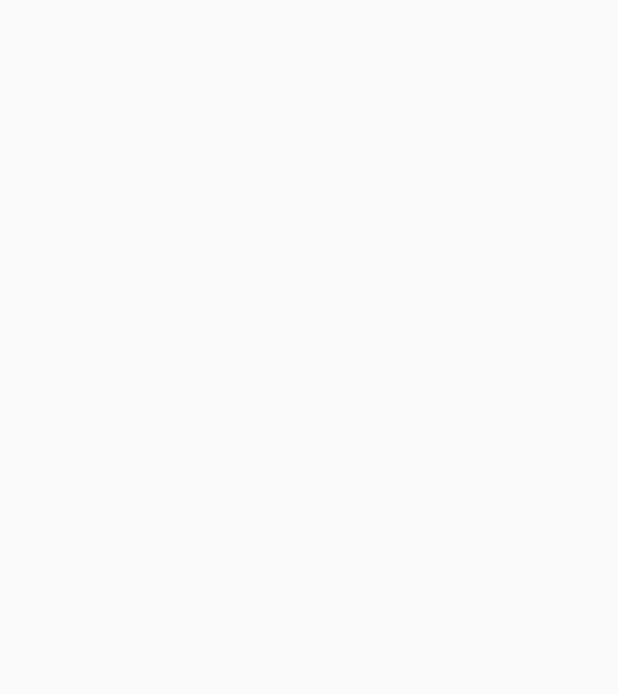
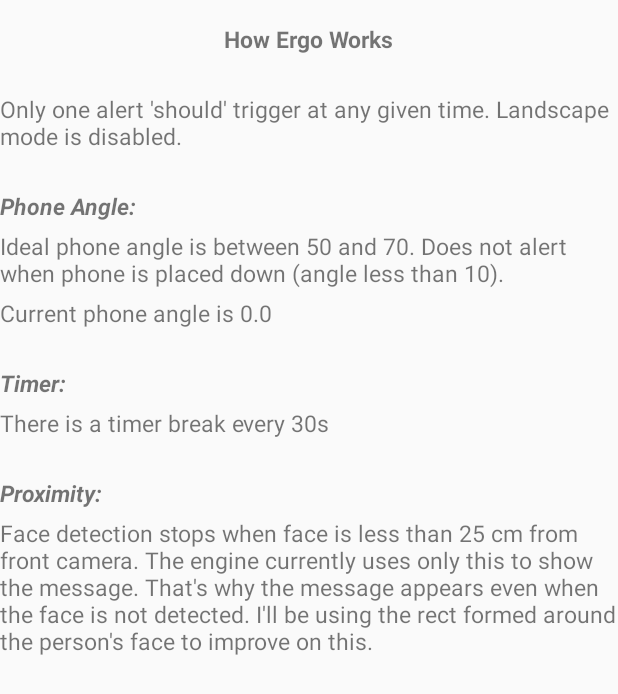
Before and after one commit to harshab85/Ergo, an Android app: the screen it shows after launch (MainActivity), on a phone screen of 412 x 824 dp. Before the commit the part shown is empty. Shown: the top 694 px of the screen. Run offline under Robolectric (Android 15) with nearby library versions, the phone set to English and light mode, and no system bars.

Commit message:
Created a baseline class

```diff
--- a/app/src/main/java/uoftprojects/ergo/MainActivity.java
+++ b/app/src/main/java/uoftprojects/ergo/MainActivity.java
@@ -3,15 +3,17 @@
 import android.app.Activity;
 import android.os.AsyncTask;
 import android.os.Bundle;
+import android.widget.TextView;
 
 import java.util.ArrayList;
 import java.util.List;
 import java.util.Timer;
 import java.util.TimerTask;
 
-import uoftprojects.ergo.alerts.engine.AlertsEngine;
+import uoftprojects.ergo.engine.AlertsEngine;
 import uoftprojects.ergo.engine.ErgoEngine;
 import uoftprojects.ergo.metrics.IMetric;
+import uoftprojects.ergo.metrics.Tilt;
 
 public class MainActivity extends Activity{
 
@@ -22,6 +24,7 @@
 
     private AlertsEngine alertsEngine = null;
 
+    private Timer timer = new Timer();
 
     @Override
     protected void onCreate(Bundle savedInstanceState) {
@@ -52,21 +55,25 @@
 
     @Override
     protected void onDestroy() {
+        timer.cancel();
         ergoEngine.unregister();
         super.onDestroy();
     }
 
+
+
     /*
-        Run a timer every 5 seconds to get metric updates
-     */
+            Run a timer every 5 seconds to get metric updates
+         */
     private void createMetricsUpdateLoop(){
-        new Timer().schedule(new TimerTask() {
+
+        timer.schedule(new TimerTask() {
             @Override
             public void run() {
                 GetUpdates getUpdates = new GetUpdates();
                 getUpdates.execute();
             }
-        }, 0, 2500);
+        }, 500, 3000);
     }
 
 
@@ -74,7 +81,17 @@
 
         @Override
         protected List<IMetric> doInBackground(String... params) {
-            IMetric tilt = ergoEngine.getTilt();
+            final IMetric tilt = ergoEngine.getTilt();
+
+            runOnUiThread(new Runnable() {
+                @Override
+                public void run() {
+                    TextView currentPhoneTilt = (TextView)findViewById(R.id.current_PhoneTilt);
+                    currentPhoneTilt.setText("Current phone angle is " + ((Tilt)tilt).getValue());
+                }
+            });
+
+
             IMetric proximity = ergoEngine.getProximity();
             IMetric startTime = ergoEngine.getStartTime();
 
--- a/app/src/main/java/uoftprojects/ergo/alerts/engine/AlertsEngine.java
+++ /dev/null
@@ -1,32 +0,0 @@
-package uoftprojects.ergo.alerts.engine;
-
-import android.app.Activity;
-
-import java.util.List;
-
-import uoftprojects.ergo.alerts.handlers.AlertsHandler;
-import uoftprojects.ergo.alerts.handlers.IHandler;
-import uoftprojects.ergo.metrics.IMetric;
-
-/**
- * Created by H on 2/22/2015.
- */
-public class AlertsEngine {
-
-    private Activity mainActivity;
-
-    public AlertsEngine(Activity mainActivity){
-        this.mainActivity = mainActivity;
-    }
-
-    public void testWithBaseLine(List<IMetric> metricsList){
-        if(metricsList != null){
-            for(IMetric metric: metricsList){
-                IHandler handler = AlertsHandler.getInstance(mainActivity).getHandler(metric.getType());
-                if(handler != null) {
-                    handler.handle(metric);
-                }
-            }
-        }
-    }
-}
--- a/app/src/main/java/uoftprojects/ergo/alerts/handlers/IHandler.java
+++ b/app/src/main/java/uoftprojects/ergo/alerts/handlers/IHandler.java
@@ -1,4 +1,6 @@
 package uoftprojects.ergo.alerts.handlers;
+
+import java.util.concurrent.locks.Lock;
 
 import uoftprojects.ergo.metrics.IMetric;
 
@@ -7,5 +9,5 @@
  */
 public interface IHandler {
 
-    public void handle(IMetric metric);
+    public boolean handle(IMetric metric);
 }
--- a/app/src/main/java/uoftprojects/ergo/alerts/handlers/ProximityHandler.java
+++ b/app/src/main/java/uoftprojects/ergo/alerts/handlers/ProximityHandler.java
@@ -1,8 +1,11 @@
 package uoftprojects.ergo.alerts.handlers;
 
 import android.app.Activity;
+import android.widget.Toast;
 
+import uoftprojects.ergo.alerts.handlers.baseline.Baseline;
 import uoftprojects.ergo.metrics.IMetric;
+import uoftprojects.ergo.metrics.Proximity;
 
 /**
  * Created by H on 2/22/2015.
@@ -26,7 +29,30 @@
     }
 
     @Override
-    public void handle(IMetric metric) {
+    public boolean handle(IMetric metric) {
 
+        Proximity proximity = null;
+        if(metric instanceof Proximity){
+            proximity = (Proximity)metric;
+        }
+        else{
+            return false;
+        }
+
+        // TODO improve using rect area
+        /*if(!proximity.didDetectFace()) {
+            Toast.makeText(activity, "Too close to face", Toast.LENGTH_SHORT).show();
+            return true;
+        }*/
+
+        if(proximity.didDetectFace()){
+            long rectArea = proximity.getRectArea();
+            if(rectArea < Baseline.MIN_RECT_AREA || rectArea > Baseline.MAX_RECT_AREA){
+                // TODO proximity alert
+                Toast.makeText(activity, "Too close to face", Toast.LENGTH_SHORT).show();
+            }
+        }
+
+        return false;
     }
 }
--- a/app/src/main/java/uoftprojects/ergo/alerts/handlers/TiltHandler.java
+++ b/app/src/main/java/uoftprojects/ergo/alerts/handlers/TiltHandler.java
@@ -5,6 +5,7 @@
 import android.os.Vibrator;
 import android.widget.Toast;
 
+import uoftprojects.ergo.alerts.handlers.baseline.Baseline;
 import uoftprojects.ergo.metrics.IMetric;
 import uoftprojects.ergo.metrics.Tilt;
 
@@ -33,27 +34,29 @@
     }
 
 
-    public void handle(IMetric metric){
+    public boolean handle(IMetric metric){
 
         Tilt tilt = null;
         if(metric instanceof Tilt){
             tilt = (Tilt)metric;
         }
         else{
-            return;
+            return false;
         }
 
         float tiltAngle = tilt.getValue();
-        if(tiltAngle > 0) {
-            long[] pattern = new long[]{100, 50};
-            if (tiltAngle < 40 || tiltAngle > 60) {
-                vibrator.vibrate(pattern, 0);
+        if(tiltAngle > Baseline.PHONE_FLAT_MAX_ANGLE) {
+            if (tiltAngle < Baseline.MIN_TILT_ANGLE || tiltAngle > Baseline.MAX_TILT_ANGLE) {
+                vibrator.vibrate(Baseline.VIBRATION_ALERT_PATTERN, 0);
                 Toast.makeText(activity, "Hold phone at the correct angle", Toast.LENGTH_SHORT).show();
+                return true;
             }
             else{
                 vibrator.cancel();
             }
         }
+
+        return false;
     }
 
 }
--- a/app/src/main/java/uoftprojects/ergo/alerts/handlers/TimerHandler.java
+++ b/app/src/main/java/uoftprojects/ergo/alerts/handlers/TimerHandler.java
@@ -3,8 +3,12 @@
 import android.app.Activity;
 import android.content.Context;
 import android.os.Vibrator;
+import android.widget.Toast;
 
+import uoftprojects.ergo.alerts.handlers.baseline.Baseline;
 import uoftprojects.ergo.metrics.IMetric;
+import uoftprojects.ergo.metrics.StartTime;
+import uoftprojects.ergo.sensors.timer.Timer;
 
 /**
  * Created by H on 2/22/2015.
@@ -30,7 +34,22 @@
 
 
     @Override
-    public void handle(IMetric metric) {
+    public boolean handle(IMetric metric) {
+        StartTime startTime = null;
+        if(metric instanceof StartTime){
+            startTime = (StartTime)metric;
+        }
+        else{
+            return false;
+        }
 
+        long currentTime = System.currentTimeMillis();
+        if((currentTime - startTime.getTime()) >= Baseline.MAX_CONTINUOUS_DEVICE_TIME) {
+            Toast.makeText(activity, "Take a break", Toast.LENGTH_LONG).show();
+            Timer.getInstance().resetStartTime();
+            return true;
+        }
+
+        return false;
     }
 }
--- /dev/null
+++ b/app/src/main/java/uoftprojects/ergo/alerts/handlers/baseline/Baseline.java
@@ -0,0 +1,20 @@
+package uoftprojects.ergo.alerts.handlers.baseline;
+
+/**
+ * Created by H on 2/24/2015.
+ */
+public final class Baseline {
+
+    // Tilt Baseline
+    public static final int MIN_TILT_ANGLE = 50;
+    public static final int MAX_TILT_ANGLE = 70;
+    public static final int PHONE_FLAT_MAX_ANGLE = 10;
+    public static final long[] VIBRATION_ALERT_PATTERN = new long[]{500, 50};
+
+    // Timer Baseline
+    public static final long MAX_CONTINUOUS_DEVICE_TIME = 30000;
+
+    // Proximity Baseline
+    public static final long MIN_RECT_AREA = 0;
+    public static final long MAX_RECT_AREA = 0;
+}
--- /dev/null
+++ b/app/src/main/java/uoftprojects/ergo/engine/AlertsEngine.java
@@ -0,0 +1,51 @@
+package uoftprojects.ergo.engine;
+
+import android.app.Activity;
+
+import java.util.List;
+
+import uoftprojects.ergo.alerts.handlers.AlertsHandler;
+import uoftprojects.ergo.alerts.handlers.IHandler;
+import uoftprojects.ergo.metrics.IMetric;
+
+/**
+ * Created by H on 2/22/2015.
+ */
+public class AlertsEngine {
+
+    private Activity mainActivity;
+
+    private static IMetric.MetricType currentAlert_MetricType = null;
+
+    public AlertsEngine(Activity mainActivity){
+        this.mainActivity = mainActivity;
+    }
+
+    public void testWithBaseLine(List<IMetric> metricsList){
+        if(metricsList != null){
+            for(IMetric metric: metricsList){
+
+                if(currentAlert_MetricType != null ){
+                    if(metric.getType() != currentAlert_MetricType){
+                        continue;
+                    }
+                }
+
+                handleCurrentAlert(metric);
+            }
+        }
+    }
+
+    private void handleCurrentAlert(IMetric metric){
+        IHandler handler = AlertsHandler.getInstance(mainActivity).getHandler(metric.getType());
+        if(handler != null) {
+            boolean isAlertTriggered = handler.handle(metric);
+            if(isAlertTriggered){
+                currentAlert_MetricType = metric.getType();
+            }
+            else{
+                currentAlert_MetricType = null;
+            }
+        }
+    }
+}
--- a/app/src/main/java/uoftprojects/ergo/metrics/Proximity.java
+++ b/app/src/main/java/uoftprojects/ergo/metrics/Proximity.java
@@ -6,8 +6,14 @@
 public class Proximity implements IMetric {
 
     private boolean didDetectFace;
+    private long rectArea;
 
     public Proximity(boolean didDetectFace){
+        this.didDetectFace = didDetectFace;
+    }
+
+    public Proximity(long rectArea, boolean didDetectFace){
+        this.rectArea = rectArea;
         this.didDetectFace = didDetectFace;
     }
 
@@ -15,6 +21,10 @@
         return this.didDetectFace;
     }
 
+    public long getRectArea(){
+        return this.rectArea;
+    }
+
     @Override
     public MetricType getType() {
         return MetricType.Proximity;
--- a/app/src/main/java/uoftprojects/ergo/metrics/StartTime.java
+++ b/app/src/main/java/uoftprojects/ergo/metrics/StartTime.java
@@ -11,7 +11,7 @@
         this.startTime = startTime;
     }
 
-    public long getStartTime(){
+    public long getTime(){
         return this.startTime;
     }
 
--- a/app/src/main/res/layout/activity_main.xml
+++ b/app/src/main/res/layout/activity_main.xml
@@ -5,18 +5,89 @@
     android:layout_height="match_parent"
     tools:context=".MainActivity">
 
-    <!--<SurfaceView
-        android:id="@+id/surfaceview"
-        android:layout_width="match_parent"
-        android:layout_height="match_parent"
-        android:visibility="visible"
-        />-->
-
-    <!--<TextView
-        android:id="@+id/textbox"
+    <TextView
+        android:id="@+id/title"
         android:layout_width="wrap_content"
         android:layout_height="wrap_content"
+        android:layout_marginTop="15dp"
+        android:text="How Ergo Works"
+        android:textStyle="bold"
         android:layout_centerHorizontal="true"
-        android:textSize="25sp"/>
--->
+        android:textSize="15sp"/>
+
+    <TextView
+        android:id="@+id/trigger_message"
+        android:layout_width="wrap_content"
+        android:layout_height="wrap_content"
+        android:layout_marginTop="25dp"
+        android:text="Only one alert 'should' trigger at any given time. Landscape mode is disabled."
+        android:layout_below="@+id/title"
+        android:textSize="15sp"/>
+
+    <TextView
+        android:id="@+id/label_PhoneTilt"
+        android:layout_width="wrap_content"
+        android:layout_height="wrap_content"
+        android:layout_below="@+id/trigger_message"
+        android:layout_marginTop="25dp"
+        android:text="Phone Angle:"
+        android:textStyle="italic|bold"
+        android:textSize="15sp"/>
+
+    <TextView
+        android:id="@+id/ideal_PhoneTilt"
+        android:layout_width="wrap_content"
+        android:layout_height="wrap_content"
+        android:layout_below="@+id/label_PhoneTilt"
+        android:layout_marginTop="5dp"
+        android:text="Ideal phone angle is between 50 and 70. Does not alert when phone is placed down (angle less than 10)."
+        android:textSize="15sp"/>
+
+    <TextView
+        android:id="@+id/current_PhoneTilt"
+        android:layout_width="wrap_content"
+        android:layout_height="wrap_content"
+        android:layout_marginTop="5dp"
+        android:layout_below="@+id/ideal_PhoneTilt"
+        android:textSize="15sp"/>
+
+
+    <TextView
+        android:id="@+id/label_Timer"
+        android:layout_width="wrap_content"
+        android:layout_height="wrap_content"
+        android:layout_below="@+id/current_PhoneTilt"
+        android:layout_marginTop="25dp"
+        android:text="Timer:"
+        android:textStyle="italic|bold"
+        android:textSize="15sp"/>
+
+    <TextView
+        android:id="@+id/break_time"
+        android:layout_width="wrap_content"
+        android:layout_height="wrap_content"
+        android:layout_marginTop="5dp"
+        android:text="There is a timer break every 30s"
+        android:layout_below="@+id/label_Timer"
+        android:textSize="15sp"/>
+
+    <TextView
+        android:id="@+id/label_proximity"
+        android:layout_width="wrap_content"
+        android:layout_height="wrap_content"
+        android:layout_below="@+id/break_time"
+        android:layout_marginTop="25dp"
+        android:text="Proximity:"
+        android:textStyle="italic|bold"
+        android:textSize="15sp"/>
+
+    <TextView
+        android:id="@+id/proximity_message"
+        android:layout_width="wrap_content"
+        android:layout_height="wrap_content"
+        android:layout_marginTop="5dp"
+        android:text="Face detection stops when face is less than 25 cm from front camera. The engine currently uses only this to show the message. That's why the message appears even when the face is not detected. I'll be using the rect formed around the person's face to improve on this."
+        android:layout_below="@+id/label_proximity"
+        android:textSize="15sp"/>
+
 </RelativeLayout>
```
